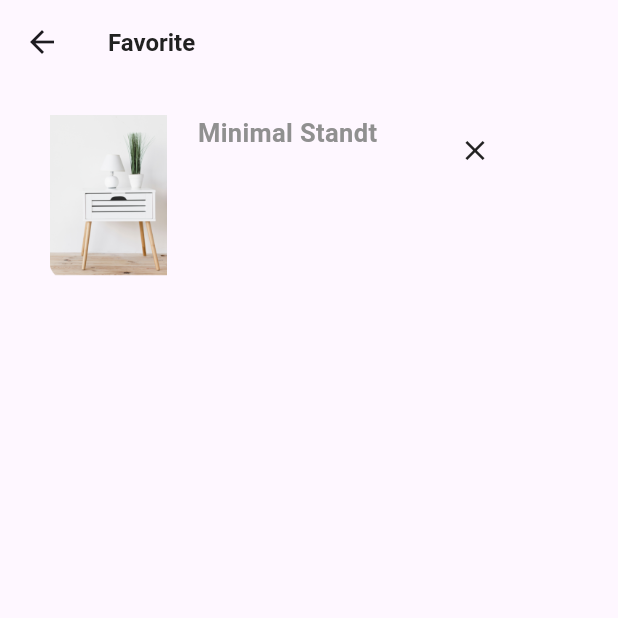
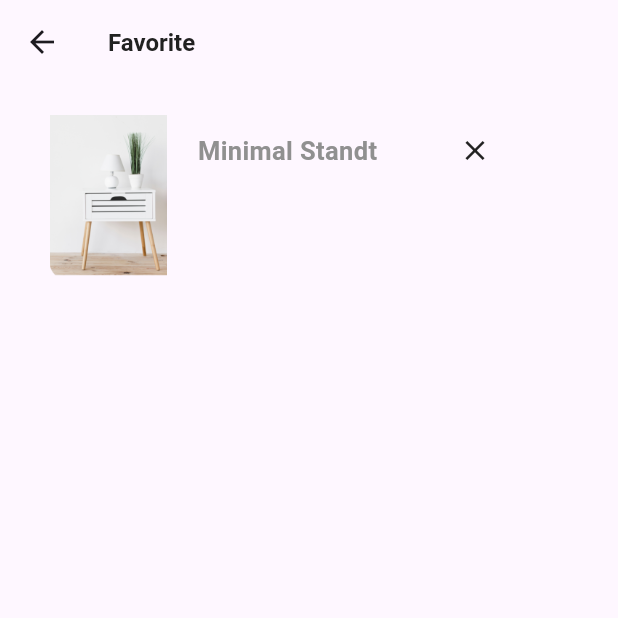
Before and after one commit to unnatidonda/furniture_shopping_app, a Flutter app: the FavoriteView screen opened directly, on a phone screen of 412 x 824 dp, the top half of it. Run offline on Flutter 3.47's test engine with Material 2 defaults, Android fonts, the phone set to English and light mode, and no system bars; our stand-ins replace dot_navigation_bar, get.

Commit message:
favorite screen

```diff
--- a/lib/view/favorite/favorite_view.dart
+++ b/lib/view/favorite/favorite_view.dart
@@ -27,19 +27,21 @@ class FavoriteView extends StatelessWidget {
       body: Column(
         children: [
           SizedBox(height: screenWidth / 20),
+          Column(
+            children: [
               Row(
                 crossAxisAlignment: CrossAxisAlignment.start,
                 mainAxisAlignment: MainAxisAlignment.start,
                 children: [
                   SizedBox(width: screenWidth / 20),
-              ClipRect(
-                child: Image.asset(
+                  Image.asset(
                     AppAssets.product,
                     width: screenWidth / 4,
                     height: screenHeight / 7.5,
                   ),
-              ),
                   SizedBox(width: screenWidth / 50),
+                  Row(
+                    children: [
                       const Text(
                         textAlign: TextAlign.start,
                         AppStrings.fMinimal,
@@ -60,6 +62,18 @@ class FavoriteView extends StatelessWidget {
                   ),
                 ],
               ),
+              // const Text(
+              //   "\$ 25.00",
+              //   style: TextStyle(
+              //     color: AppColors.lightBlackColor,
+              //     fontSize: 16,
+              //     fontWeight: FontWeight.w600,
+              //   ),
+              // ),
+            ],
+          ),
+        ],
+      ),
     );
   }
 }
```
Lines whose indentation alone changed are shown as unchanged.
